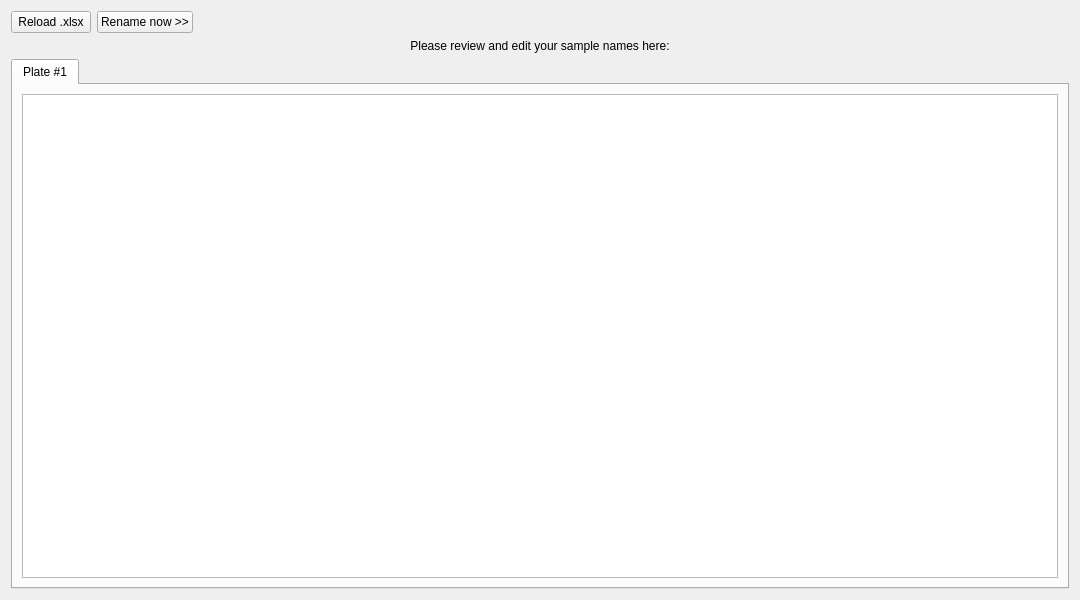
Qt form uiDesignes/RenameWindow_CF.ui (ym3141/EasyFlowQ) before a commit.
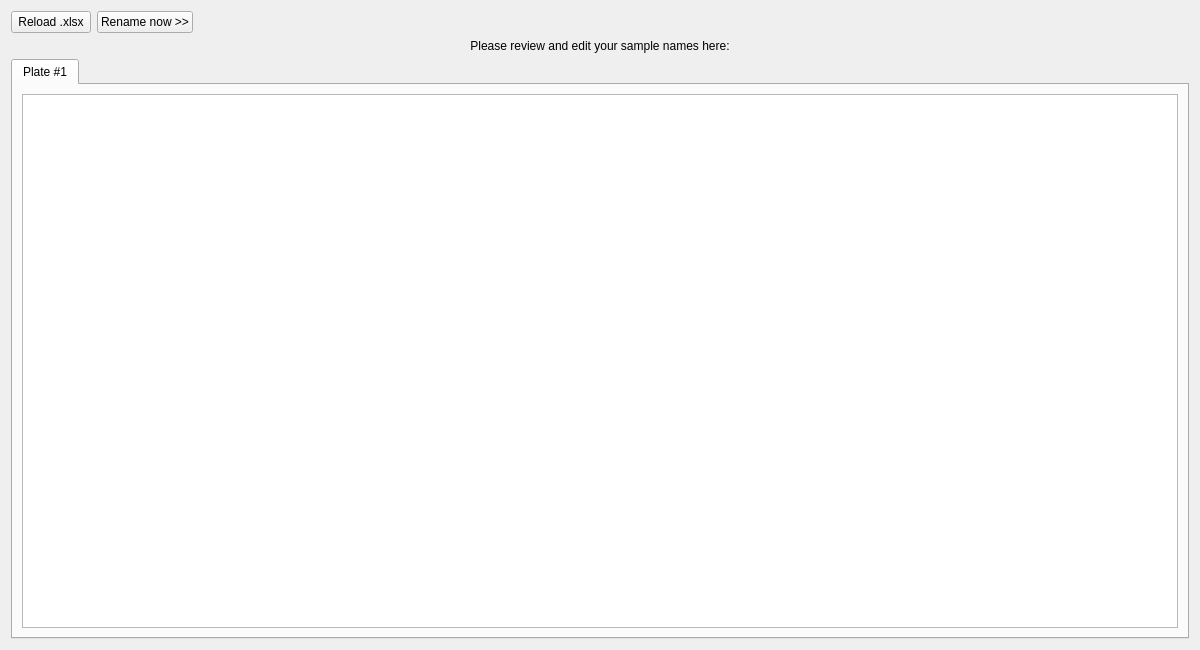
The same form after that commit.

```diff
--- a/uiDesignes/RenameWindow_CF.ui
+++ b/uiDesignes/RenameWindow_CF.ui
@@ -6,8 +6,8 @@
    <rect>
     <x>0</x>
     <y>0</y>
-    <width>1080</width>
-    <height>600</height>
+    <width>1200</width>
+    <height>650</height>
    </rect>
   </property>
   <property name="windowTitle">
```
Left out of the diff: 4 changed lines with no effect on the pictures.
